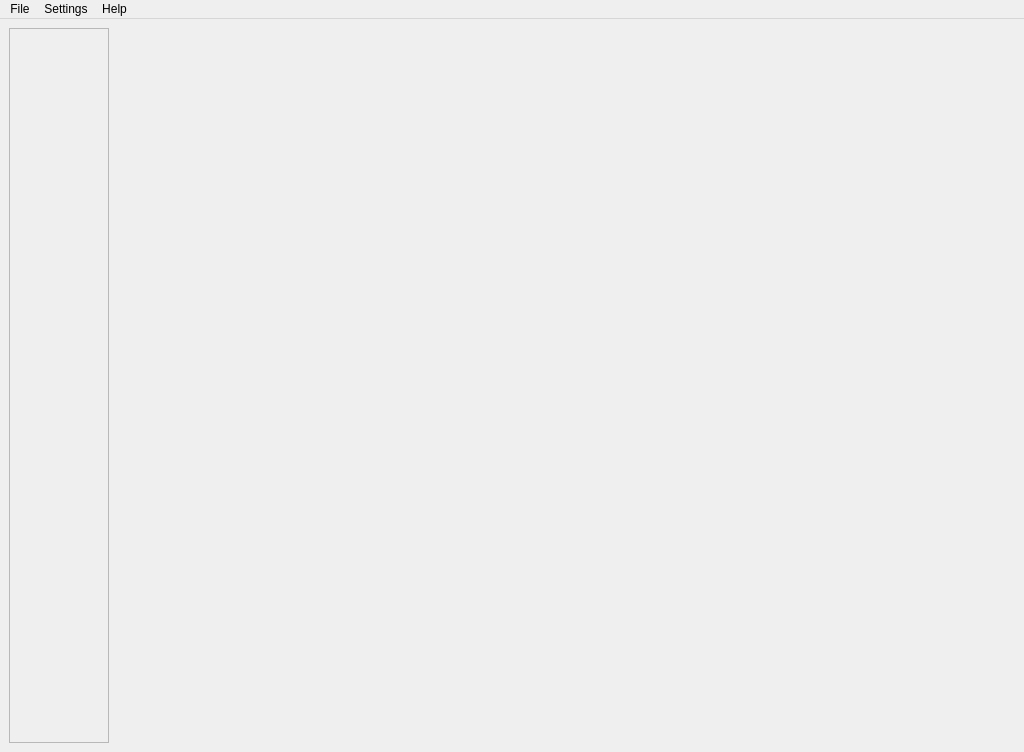
Old version of the form src/gui/ui/main_window.ui in the repository Vahrka/Accounting-Software.
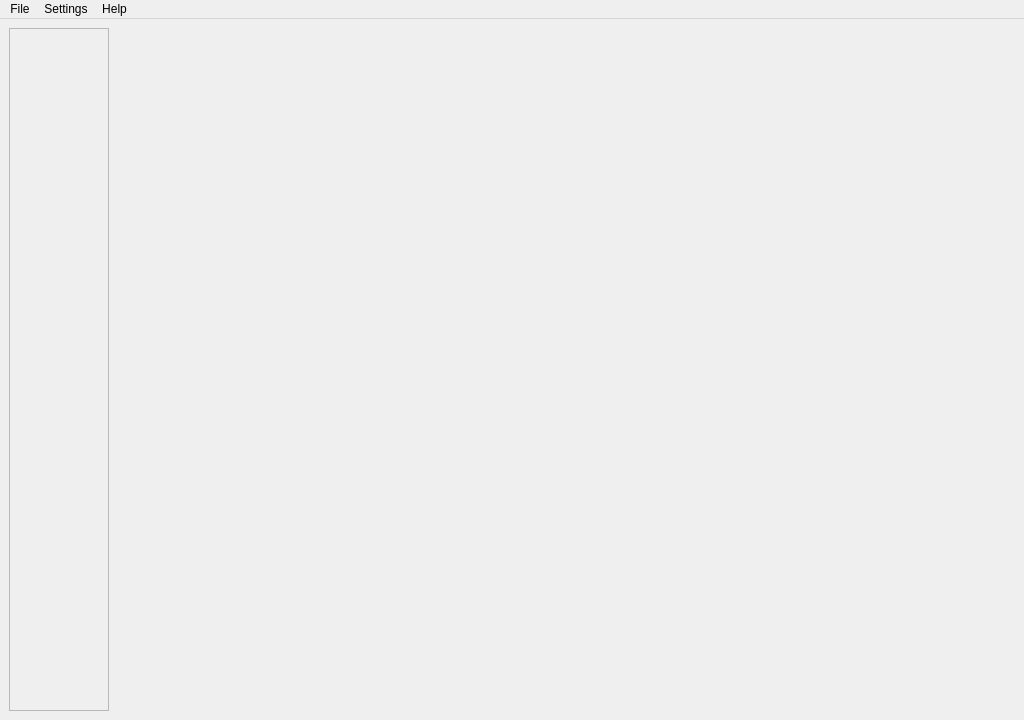
New version of the form. Icons and pictures are not drawn.

What changed in the file:
```diff
--- a/src/gui/ui/main_window.ui
+++ b/src/gui/ui/main_window.ui
@@ -7,7 +7,7 @@
     <x>0</x>
     <y>0</y>
     <width>1024</width>
-    <height>752</height>
+    <height>720</height>
    </rect>
   </property>
   <property name="minimumSize">
@@ -41,6 +41,12 @@
         <height>0</height>
        </size>
       </property>
+      <property name="maximumSize">
+       <size>
+        <width>224</width>
+        <height>16777215</height>
+       </size>
+      </property>
       <property name="frameShape">
        <enum>QFrame::Shape::StyledPanel</enum>
       </property>
@@ -80,10 +86,7 @@
      </widget>
     </item>
     <item>
-     <widget class="QStackedWidget" name="MainStackView">
-      <widget class="QWidget" name="page1"/>
-      <widget class="QWidget" name="page0"/>
-     </widget>
+     <widget class="QStackedWidget" name="MainStackView"/>
     </item>
    </layout>
   </widget>
```
